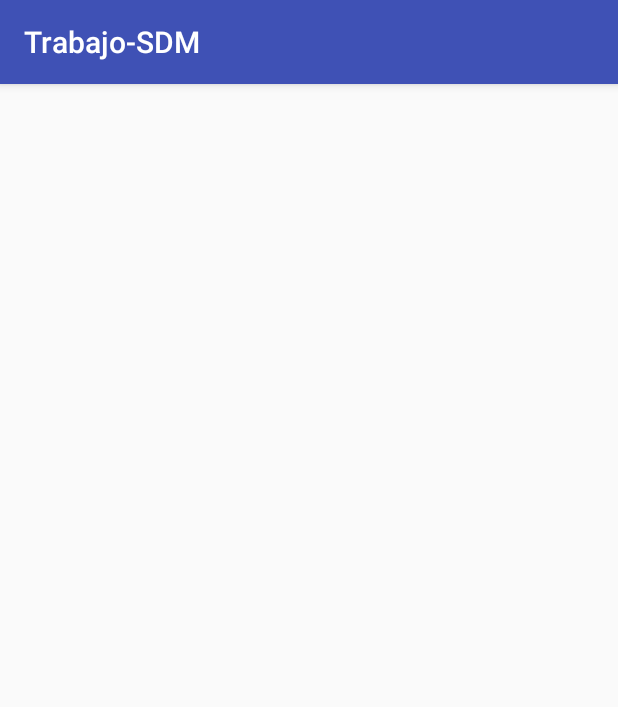
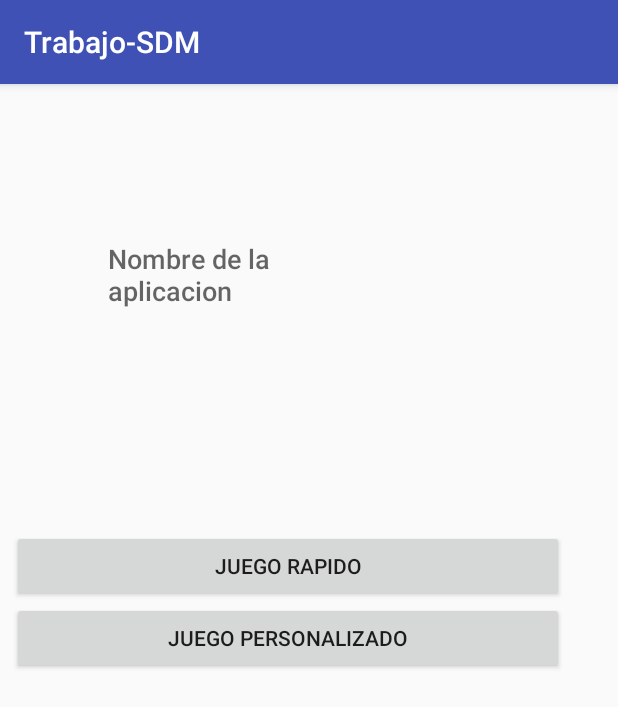
Before and after one commit to enolgargon/Prost-Drink, an Android app: the MainActivity screen opened directly, with no data from a screen before it, on a phone screen of 412 x 824 dp. Shown: the top 707 px of the screen. Run offline under Robolectric (Android 15) with nearby library versions, the phone set to English and light mode, and no system bars.

Commit message:
Primer layout creado

```diff
--- a/app/src/main/java/sdm/workgroup/trabajo_sdm/MainActivity.java
+++ b/app/src/main/java/sdm/workgroup/trabajo_sdm/MainActivity.java
@@ -8,6 +8,6 @@ public class MainActivity extends AppCompatActivity {
     @Override
     protected void onCreate(Bundle savedInstanceState) {
         super.onCreate(savedInstanceState);
-        setContentView(R.layout.activity_main);
+        setContentView(R.layout.activity_iniciojuego);
     }
 }
--- /dev/null
+++ b/app/src/main/res/layout/activity_iniciojuego.xml
@@ -0,0 +1,51 @@
+<?xml version="1.0" encoding="utf-8"?>
+<android.support.constraint.ConstraintLayout xmlns:android="http://schemas.android.com/apk/res/android"
+    xmlns:app="http://schemas.android.com/apk/res-auto"
+    xmlns:tools="http://schemas.android.com/tools"
+    android:layout_width="match_parent"
+    android:layout_height="match_parent"
+    tools:context=".MainActivity">
+
+    <TextView
+        android:id="@+id/txtTitulo"
+        android:layout_width="182dp"
+        android:layout_height="67dp"
+        android:layout_marginEnd="158dp"
+        android:layout_marginStart="44dp"
+        android:layout_marginTop="104dp"
+        android:text="@string/titulo"
+        android:textAppearance="@android:style/TextAppearance.DeviceDefault.Medium"
+        app:layout_constraintEnd_toEndOf="parent"
+        app:layout_constraintHorizontal_bias="1.0"
+        app:layout_constraintStart_toStartOf="parent"
+        app:layout_constraintTop_toTopOf="parent" />
+
+    <LinearLayout
+        android:id="@+id/linearLayout"
+        android:layout_width="368dp"
+        android:layout_height="100dp"
+        android:layout_marginBottom="128dp"
+        android:layout_marginEnd="8dp"
+        android:layout_marginStart="8dp"
+        android:layout_marginTop="126dp"
+        android:orientation="vertical"
+        app:layout_constraintBottom_toBottomOf="parent"
+        app:layout_constraintEnd_toEndOf="parent"
+        app:layout_constraintHorizontal_bias="0.0"
+        app:layout_constraintStart_toStartOf="parent"
+        app:layout_constraintTop_toBottomOf="@+id/txtTitulo"
+        app:layout_constraintVertical_bias="0.0">
+
+        <Button
+            android:id="@+id/btnJuegoRapido"
+            android:layout_width="match_parent"
+            android:layout_height="wrap_content"
+            android:text="@string/juegoRapido" />
+
+        <Button
+            android:id="@+id/btnJuegoPersonalizado"
+            android:layout_width="match_parent"
+            android:layout_height="wrap_content"
+            android:text="@string/juegoPersonalizado" />
+    </LinearLayout>
+</android.support.constraint.ConstraintLayout>
--- a/app/src/main/res/layout/activity_main.xml
+++ /dev/null
@@ -1,9 +0,0 @@
-<?xml version="1.0" encoding="utf-8"?>
-<android.support.constraint.ConstraintLayout xmlns:android="http://schemas.android.com/apk/res/android"
-    xmlns:app="http://schemas.android.com/apk/res-auto"
-    xmlns:tools="http://schemas.android.com/tools"
-    android:layout_width="match_parent"
-    android:layout_height="match_parent"
-    tools:context=".MainActivity">
-
-</android.support.constraint.ConstraintLayout>
--- a/app/src/main/res/values/strings.xml
+++ b/app/src/main/res/values/strings.xml
@@ -17,4 +17,7 @@
     <string name="contentDescription_atras">Icono de flecha hacia atras</string>
     <string name="contentDescription_principal_acerca_de">Icono para la información sobre la aplicación</string>
     <string name="contentDescription_principal_settings">Icono para la configuración de la aplicación</string>
+    <string name="titulo">Nombre de la aplicacion</string>
+    <string name="juegoRapido">Juego rapido</string>
+    <string name="juegoPersonalizado">Juego personalizado</string>
 </resources>
```
